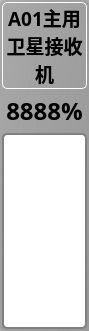
851896022/client_standard_version, file UI/main/chmodule.ui: the form before one commit.
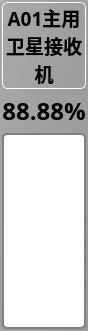
The form after the commit. Icons and pictures are not drawn.

Patch:
```diff
--- a/UI/main/chmodule.ui
+++ b/UI/main/chmodule.ui
@@ -6,7 +6,7 @@
    <rect>
     <x>0</x>
     <y>0</y>
-    <width>89</width>
+    <width>82</width>
     <height>331</height>
    </rect>
   </property>
@@ -91,7 +91,7 @@
       <string notr="true"/>
      </property>
      <property name="text">
-      <string>8888%</string>
+      <string>88.88%</string>
      </property>
      <property name="alignment">
       <set>Qt::AlignCenter</set>
```
